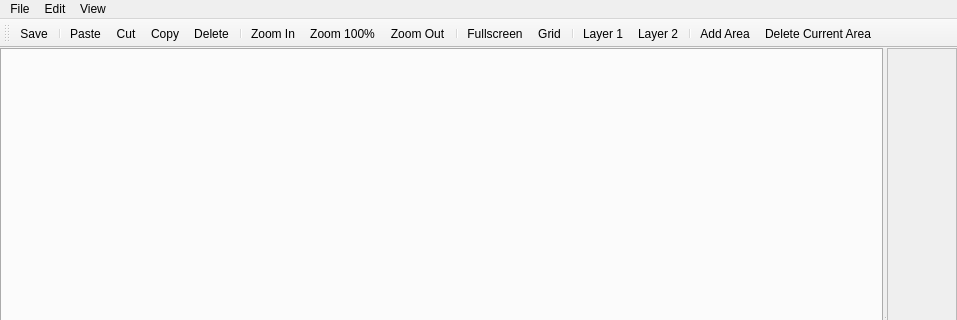
First picture: the form in leveleditorwindow.ui, repository ExplosBlue/CoinKiller, before the edit; both pictures show x 0 to 957 and y 0 to 320 of the 957 by 622 pixel window.
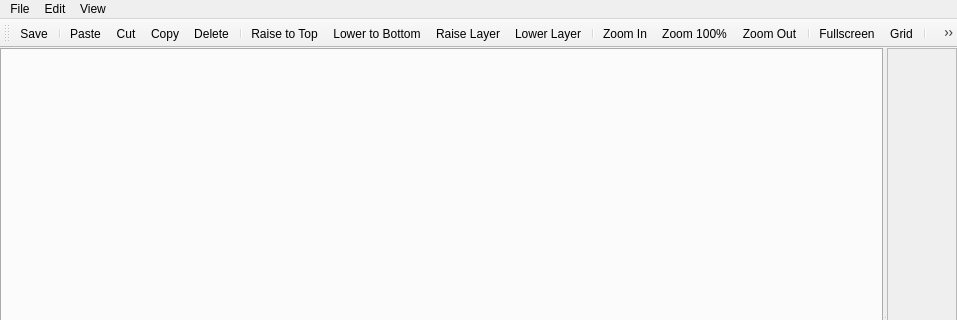
Second picture: the form after the edit.

Commit message: Raise/Lower Objects and change the Layer of TIles

```diff
--- a/leveleditorwindow.ui
+++ b/leveleditorwindow.ui
@@ -130,6 +130,11 @@
    <addaction name="actionCopy"/>
    <addaction name="actionDelete"/>
    <addaction name="separator"/>
+   <addaction name="actionRaise"/>
+   <addaction name="actionLower"/>
+   <addaction name="actionRaiseLayer"/>
+   <addaction name="actionLowerLayer"/>
+   <addaction name="separator"/>
    <addaction name="actionZoom_In"/>
    <addaction name="actionZoom_100"/>
    <addaction name="actionZoom_Out"/>
@@ -319,6 +324,26 @@
     <string>Ctrl+Alt+D</string>
    </property>
   </action>
+  <action name="actionRaise">
+   <property name="text">
+    <string>Raise to Top</string>
+   </property>
+  </action>
+  <action name="actionLower">
+   <property name="text">
+    <string>Lower to Bottom</string>
+   </property>
+  </action>
+  <action name="actionRaiseLayer">
+   <property name="text">
+    <string>Raise Layer</string>
+   </property>
+  </action>
+  <action name="actionLowerLayer">
+   <property name="text">
+    <string>Lower Layer</string>
+   </property>
+  </action>
  </widget>
  <resources/>
  <connections/>
```
The commit also changes 16 other files.
